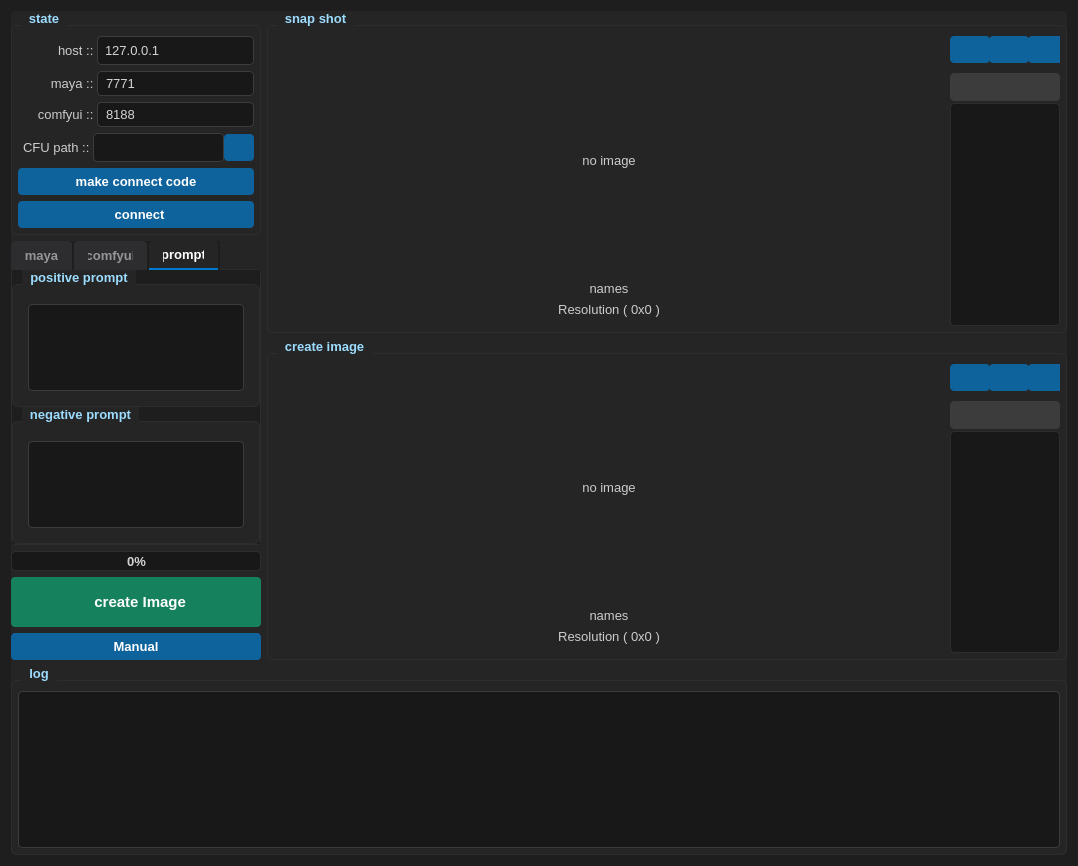
Old version of the form mayafyui/mayafyui.ui in the repository lalasin2002/newStorege.
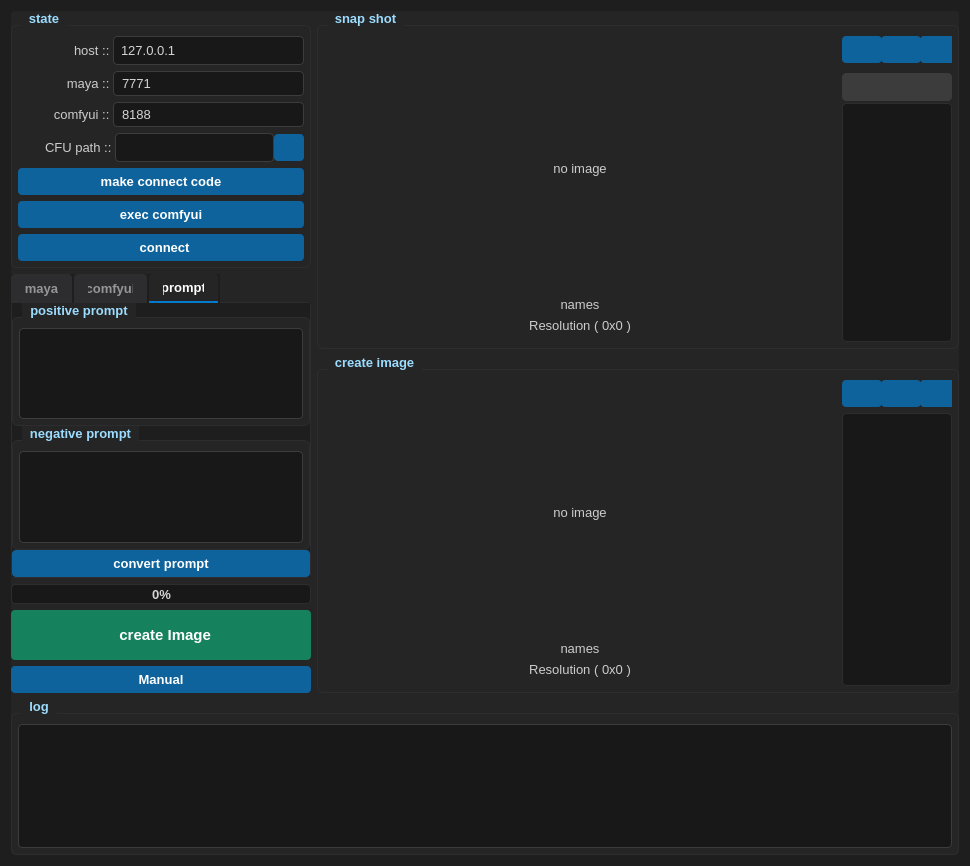
New version of the form. The open tabs and pages were chosen to show the change. Icons and pictures are not drawn. Custom widgets are drawn as their Qt base class.

```diff
--- a/mayafyui/mayafyui.ui
+++ b/mayafyui/mayafyui.ui
@@ -6,7 +6,7 @@
    <rect>
     <x>0</x>
     <y>0</y>
-    <width>1078</width>
+    <width>970</width>
     <height>866</height>
    </rect>
   </property>
@@ -473,13 +473,13 @@
           <widget class="QFrame" name="option_H">
            <property name="minimumSize">
             <size>
-             <width>250</width>
+             <width>300</width>
              <height>0</height>
             </size>
            </property>
            <property name="maximumSize">
             <size>
-             <width>250</width>
+             <width>300</width>
              <height>16777215</height>
             </size>
            </property>
@@ -716,7 +716,20 @@
                   </widget>
                  </item>
                  <item>
-                  <widget class="QLineEdit" name="setComfyuiPath_Le"/>
+                  <widget class="QLineEdit" name="setComfyuiPath_Le">
+                   <property name="minimumSize">
+                    <size>
+                     <width>159</width>
+                     <height>0</height>
+                    </size>
+                   </property>
+                   <property name="maximumSize">
+                    <size>
+                     <width>159</width>
+                     <height>16777215</height>
+                    </size>
+                   </property>
+                  </widget>
                  </item>
                  <item>
                   <widget class="QPushButton" name="setComfyuiPath_Btn">
@@ -749,6 +762,13 @@
                  </property>
                 </widget>
                </item>
+               <item>
+                <widget class="QPushButton" name="execComfyui_Btn">
+                 <property name="text">
+                  <string>exec comfyui</string>
+                 </property>
+                </widget>
+               </item>
                <item>
                 <widget class="QPushButton" name="connectPort_Btn">
                  <property name="text">
@@ -1664,6 +1684,21 @@
                       <string>positive prompt</string>
                      </property>
                      <layout class="QVBoxLayout" name="verticalLayout_5">
+                      <property name="spacing">
+                       <number>0</number>
+                      </property>
+                      <property name="leftMargin">
+                       <number>0</number>
+                      </property>
+                      <property name="topMargin">
+                       <number>0</number>
+                      </property>
+                      <property name="rightMargin">
+                       <number>0</number>
+                      </property>
+                      <property name="bottomMargin">
+                       <number>0</number>
+                      </property>
                       <item>
                        <widget class="QPlainTextEdit" name="positivePrompt_Pte"/>
                       </item>
@@ -1676,12 +1711,34 @@
                       <string>negative prompt</string>
                      </property>
                      <layout class="QVBoxLayout" name="verticalLayout_6">
+                      <property name="spacing">
+                       <number>0</number>
+                      </property>
+                      <property name="leftMargin">
+                       <number>0</number>
+                      </property>
+                      <property name="topMargin">
+                       <number>0</number>
+                      </property>
+                      <property name="rightMargin">
+                       <number>0</number>
+                      </property>
+                      <property name="bottomMargin">
+                       <number>0</number>
+                      </property>
                       <item>
                        <widget class="QPlainTextEdit" name="negativePrompt_Pte"/>
                       </item>
                      </layout>
                     </widget>
                    </item>
+                   <item>
+                    <widget class="QPushButton" name="convertPrompt_Btn">
+                     <property name="text">
+                      <string>convert prompt</string>
+                     </property>
+                    </widget>
+                   </item>
                   </layout>
                  </widget>
                 </widget>
@@ -2154,22 +2211,6 @@
                    </item>
                   </layout>
                  </item>
-                 <item>
-                  <widget class="QComboBox" name="createFolder_Cbb">
-                   <property name="minimumSize">
-                    <size>
-                     <width>0</width>
-                     <height>28</height>
-                    </size>
-                   </property>
-                   <property name="maximumSize">
-                    <size>
-                     <width>16777215</width>
-                     <height>20</height>
-                    </size>
-                   </property>
-                  </widget>
-                 </item>
                  <item>
                   <widget class="QListWidget" name="createImage_Lw">
                    <property name="minimumSize">
```
Left out of the diff: 34 changed lines with no effect on the pictures.
